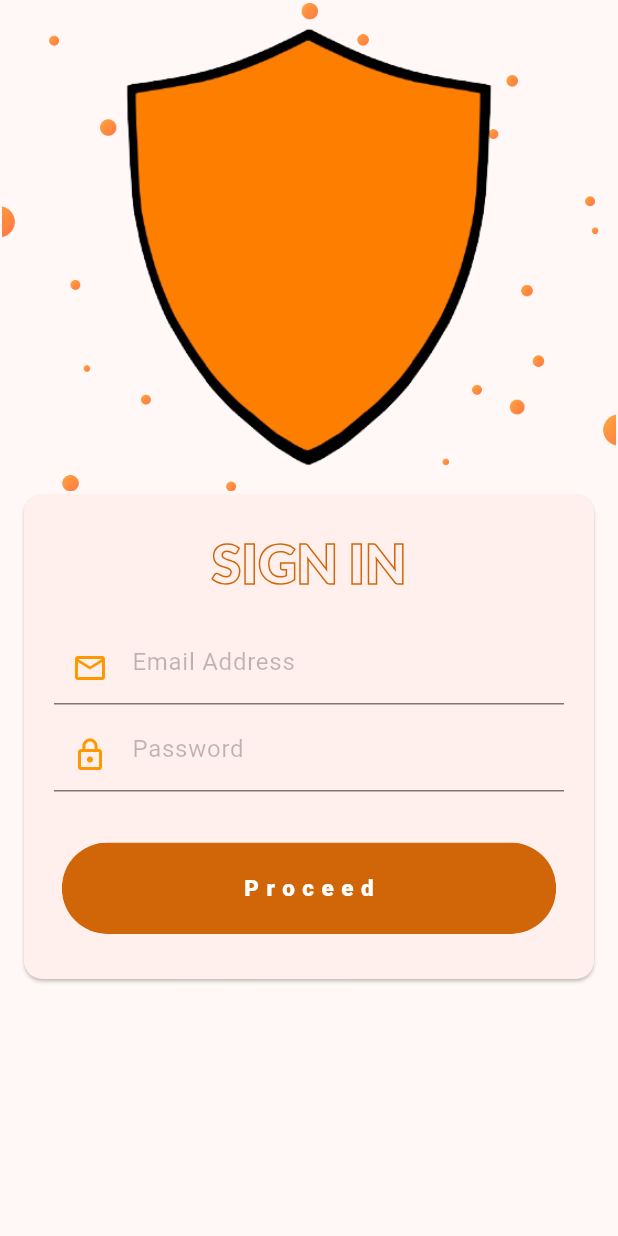
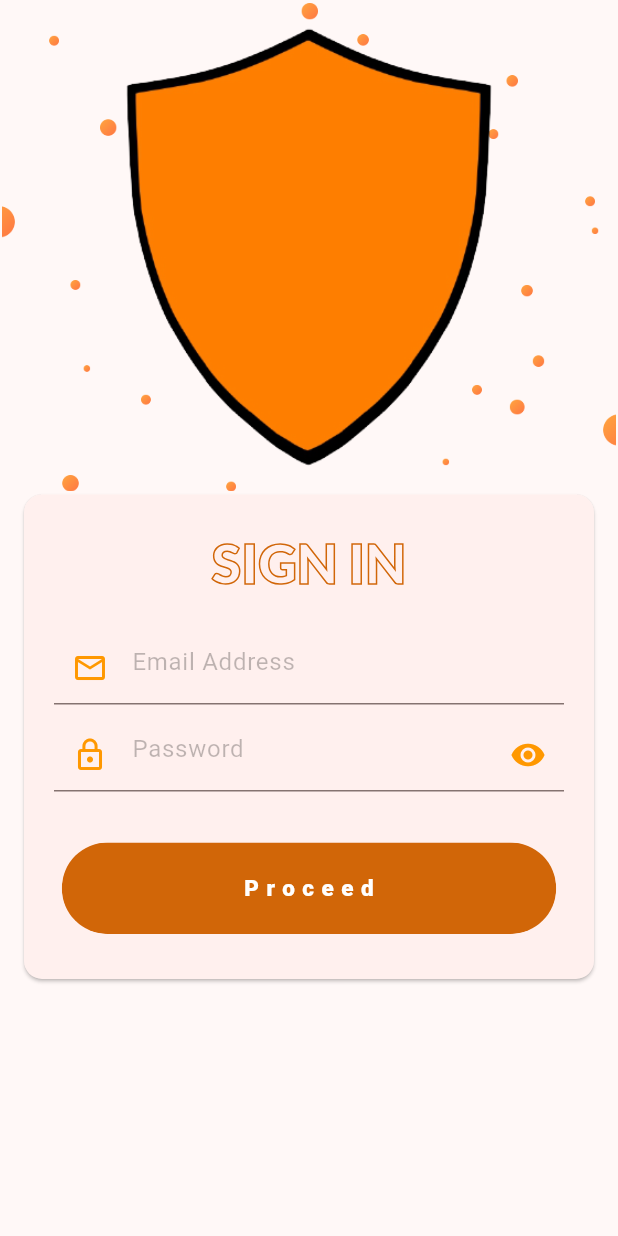
Before and after one commit to LyticalTech/pennyworth-saas-mobile, a Flutter app: the screen it shows after launch, on a phone screen of 412 x 824 dp. Run offline on Flutter 3.47's test engine with Material 3 defaults, Android fonts, the phone set to English and light mode, and no system bars; drawn by our look-alikes of overlay_support; our stand-ins replace cached_network_image, cloud_firestore, cloud_functions, curved_navigation_bar, dartz, datetime_picker_formfield and 22 more; missing offline and left inert: flutterwave_standard, whatsapp_unilink; accounts and stored records are empty.

Commit message:
cosmetic changes

```diff
--- a/lib/controllers/auth/auth_controller.dart
+++ b/lib/controllers/auth/auth_controller.dart
@@ -36,6 +36,7 @@ import '../../views/auth/failed_screen.dart';
 
 class AuthController extends GetxController {
   RxString title = 'SIGN IN'.obs;
+  var viewPassword = false.obs;
 
   final FirebaseAuth _auth = FirebaseAuth.instance;
 
--- a/lib/views/auth/components/auth_text_field.dart
+++ b/lib/views/auth/components/auth_text_field.dart
@@ -12,11 +12,12 @@ class AuthTextField extends StatelessWidget {
   final int maxLine;
   final bool? enable;
   final TextAlign? align;
+  final Widget? trailingIcon;
 
   final bool obscureText;
 
-  const AuthTextField({
-    Key? key,
+  const AuthTextField(
+      {Key? key,
       this.controller,
       this.textInputType,
       this.hintText,
@@ -28,8 +29,9 @@ class AuthTextField extends StatelessWidget {
       this.initialValue,
       this.enable,
       this.align,
-    this.obscureText = false
-  }) : super(key: key);
+      this.obscureText = false,
+      this.trailingIcon})
+      : super(key: key);
 
   @override
   Widget build(BuildContext context) {
@@ -62,6 +64,7 @@ class AuthTextField extends StatelessWidget {
           icon,
           color: Colors.orange,
         ),
+        suffixIcon: trailingIcon,
         hintText: hintText,
       ),
     );
--- a/lib/views/auth/sign_in_screen.dart
+++ b/lib/views/auth/sign_in_screen.dart
@@ -61,13 +61,30 @@ class SignIn extends GetResponsiveView<AuthController> {
                           icon: Icons.mail_outline,
                         ),
                         SizedBox(height: 10),
-                        AuthTextField(
-                          controller: _password,
-                          textInputType: TextInputType.visiblePassword,
-                          hintText: 'Password',
-                          validator: Validator.passwordValidator,
-                          icon: Icons.lock_outline,
-                          obscureText: true,
+                        Obx(
+                          () => AuthTextField(
+                            controller: _password,
+                            textInputType: TextInputType.visiblePassword,
+                            hintText: 'Password',
+                            validator: Validator.passwordValidator,
+                            icon: Icons.lock_outline,
+                            obscureText: !controller.viewPassword.value,
+                            trailingIcon: IconButton(
+                              icon: !controller.viewPassword.value
+                                  ? Icon(
+                                      Icons.visibility,
+                                      color: Colors.orange,
+                                    )
+                                  : Icon(
+                                      Icons.visibility_off,
+                                      color: Colors.orange,
+                                    ),
+                              onPressed: () {
+                                controller.viewPassword.value =
+                                    !controller.viewPassword.value;
+                              },
+                            ),
+                          ),
                         ),
                         SizedBox(height: 24),
                         Obx(
--- a/lib/views/community/chat/components/chat_bubble.dart
+++ b/lib/views/community/chat/components/chat_bubble.dart
@@ -1,6 +1,7 @@
 import 'package:flutter/material.dart';
 import 'package:get/get.dart';
 import 'package:residents/controllers/community/chat_controller.dart';
+import 'package:residents/utils/dates_utils.dart';
 
 import '../../../../models/chat/message.dart';
 
@@ -42,7 +43,7 @@ class MessageBubble extends StatelessWidget {
             ),
             SizedBox(height: 5.0),
             Text(
-              message.date.toString(),
+              formatDateTime(message.date),
               style: TextStyle(
                 fontStyle: FontStyle.italic,
                 color: Colors.white,
```
Also changed, not shown: lib/views/home_view.dart (+8 -9 lines), 1 other file. Lines whose indentation alone changed are shown as unchanged.
